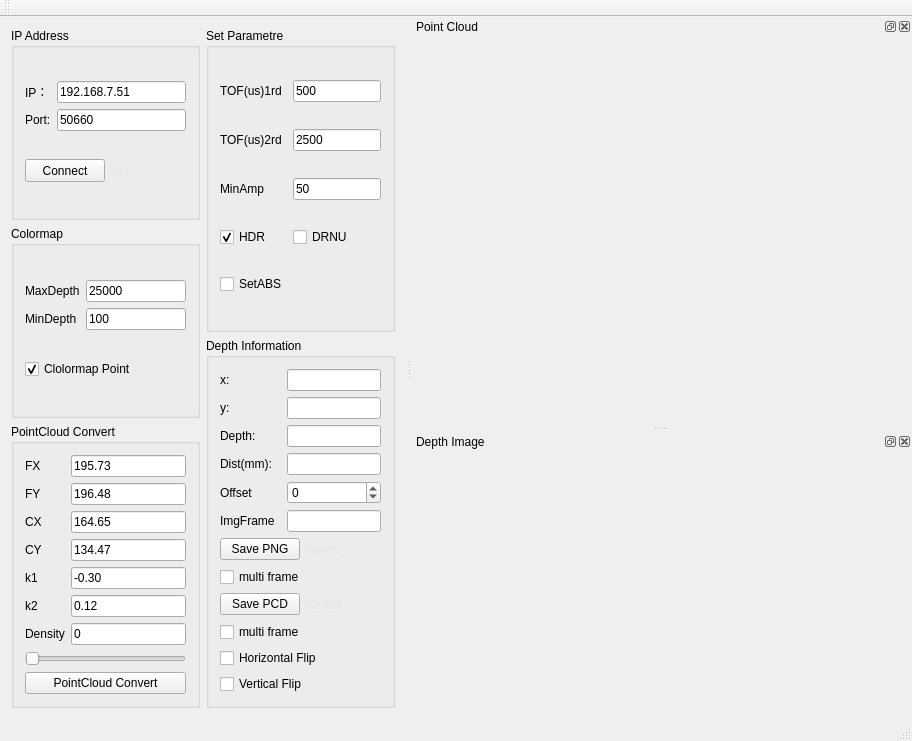
This is SmartEye/SmartEye/smarteye.ui in SHU3DVision/SmartEye as Qt 5 draws it before an edit. The edited form follows.
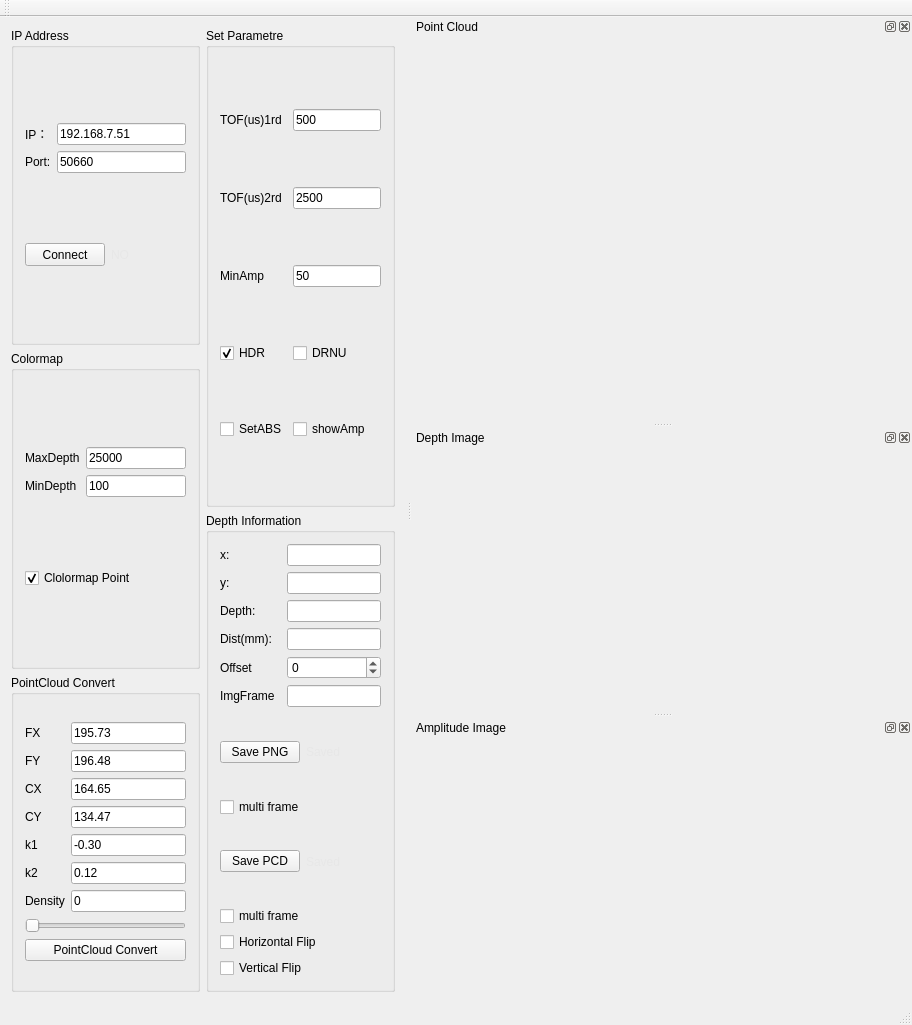
This is the edited form. Icons and pictures are not drawn. Custom widgets are drawn as their Qt base class.

The edit to the form file:
```diff
--- a/SmartEye/SmartEye/smarteye.ui
+++ b/SmartEye/SmartEye/smarteye.ui
@@ -6,8 +6,8 @@
    <rect>
     <x>0</x>
     <y>0</y>
-    <width>910</width>
-    <height>741</height>
+    <width>886</width>
+    <height>1025</height>
    </rect>
   </property>
   <property name="windowTitle">
@@ -542,6 +542,13 @@
            </property>
           </widget>
          </item>
+         <item row="4" column="1">
+          <widget class="QCheckBox" name="checkBoxAmp">
+           <property name="text">
+            <string>showAmp</string>
+           </property>
+          </widget>
+         </item>
         </layout>
        </widget>
       </item>
@@ -650,6 +657,49 @@
     </layout>
    </widget>
   </widget>
+  <widget class="QDockWidget" name="ampDock">
+   <property name="floating">
+    <bool>true</bool>
+   </property>
+   <property name="windowTitle">
+    <string>Amplitude Image</string>
+   </property>
+   <attribute name="dockWidgetArea">
+    <number>2</number>
+   </attribute>
+   <widget class="QWidget" name="dockWidgetContents">
+    <layout class="QGridLayout" name="gridLayout_9">
+     <item row="0" column="0">
+      <widget class="QLabel" name="amp_label">
+       <property name="sizePolicy">
+        <sizepolicy hsizetype="Maximum" vsizetype="Maximum">
+         <horstretch>0</horstretch>
+         <verstretch>0</verstretch>
+        </sizepolicy>
+       </property>
+       <property name="minimumSize">
+        <size>
+         <width>320</width>
+         <height>240</height>
+        </size>
+       </property>
+       <property name="maximumSize">
+        <size>
+         <width>100000</width>
+         <height>100000</height>
+        </size>
+       </property>
+       <property name="autoFillBackground">
+        <bool>true</bool>
+       </property>
+       <property name="text">
+        <string/>
+       </property>
+      </widget>
+     </item>
+    </layout>
+   </widget>
+  </widget>
   <zorder>pointCloudDock</zorder>
   <zorder>imageDock</zorder>
  </widget>
```
Left out of the diff: 6 changed lines with no effect on the pictures.
